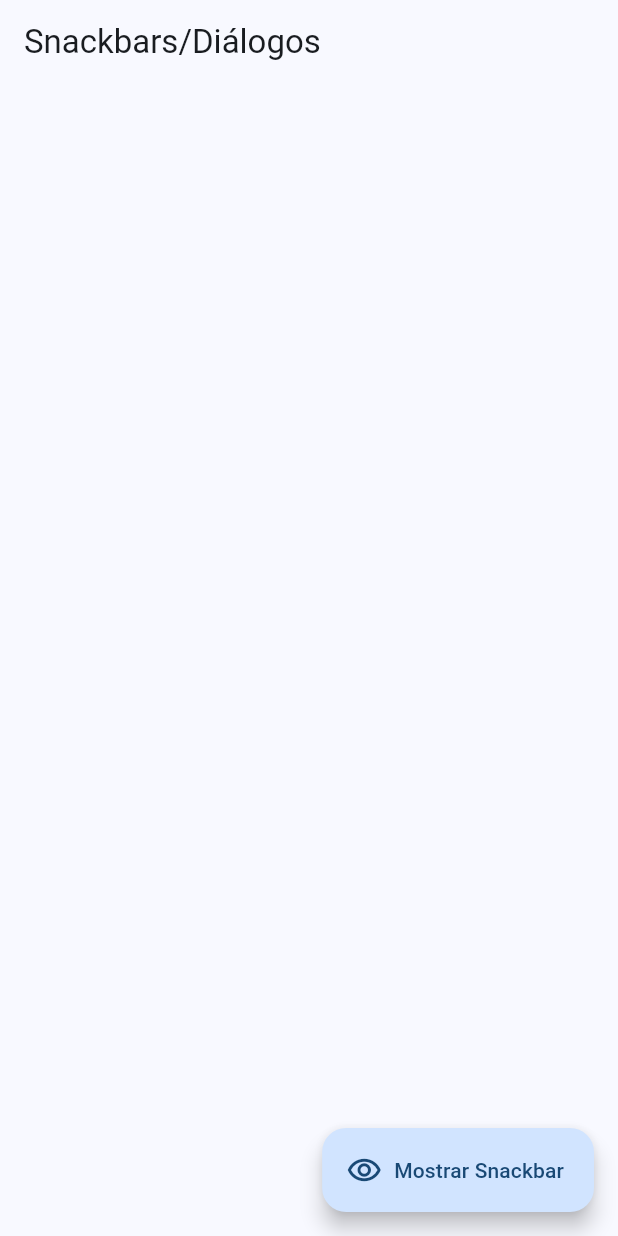
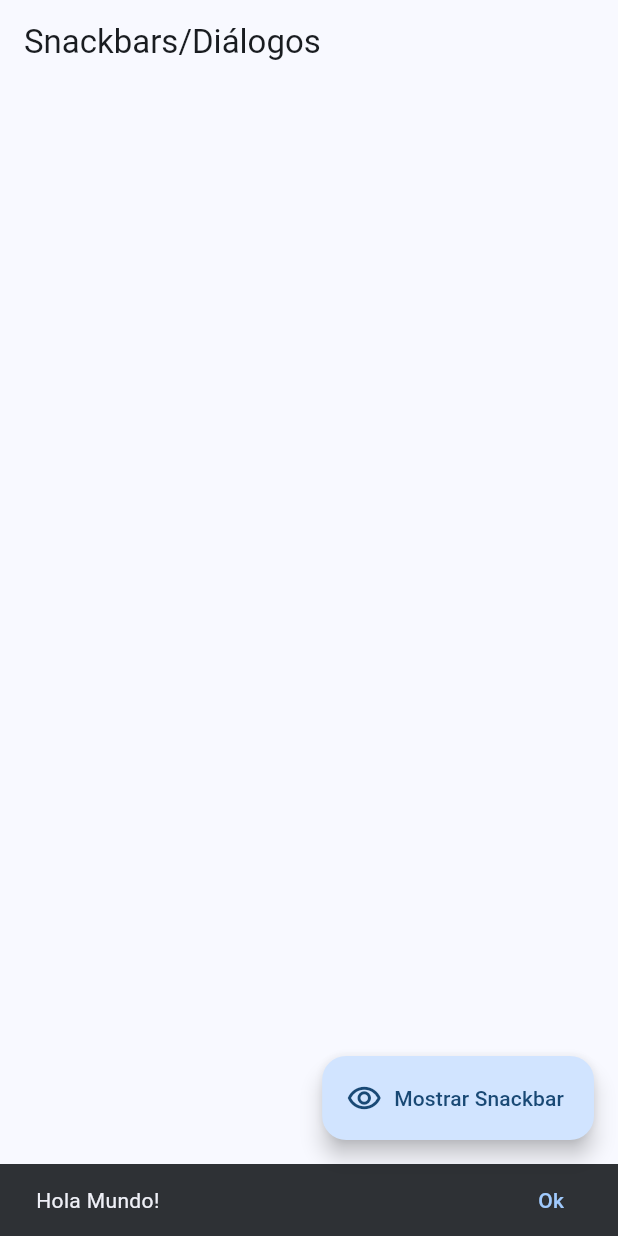
Before and after one commit to XamalionDev71/e301_moviles, a Flutter app: the SnackbarScreen screen opened by its route, after a tap on "Mostrar Snackbar", on a phone screen of 412 x 824 dp. Run offline on Flutter 3.47's test engine with Material 3 defaults, Android fonts, the light colour scheme and no system bars; our stand-ins replace go_router.

Commit message:
commit2 8Abr2025

```diff
--- a/lib/presentation/screens/snackbar/snackbar_screen.dart
+++ b/lib/presentation/screens/snackbar/snackbar_screen.dart
@@ -5,14 +5,31 @@ class SnackbarScreen extends StatelessWidget {
 
   const SnackbarScreen({super.key});
 
+  void showCustomSnackbar(BuildContext context) {
+    final snackBar = SnackBar(
+      content: Text('Hola Mundo!'),
+      action: SnackBarAction(label: 'Ok', onPressed: () {}),
+      duration: Duration(seconds: 2),
+    );
+
+    ScaffoldMessenger.of(context).showSnackBar(snackBar);
+  }
+
   @override
   Widget build(BuildContext context) {
     return Scaffold(
-      appBar: AppBar(
-        title: Text('Snackbars/Diálogos'),
+      appBar: AppBar(title: Text('Snackbars/Diálogos')),
+      body: Center(
+        child: Column(
+          children: [
+
+          ],
+        ),
       ),
       floatingActionButton: FloatingActionButton.extended(
-        onPressed: (){},
+        onPressed: () {
+          showCustomSnackbar(context);
+        },
         label: Text('Mostrar Snackbar'),
         icon: Icon(Icons.remove_red_eye_outlined),
       ),
```
